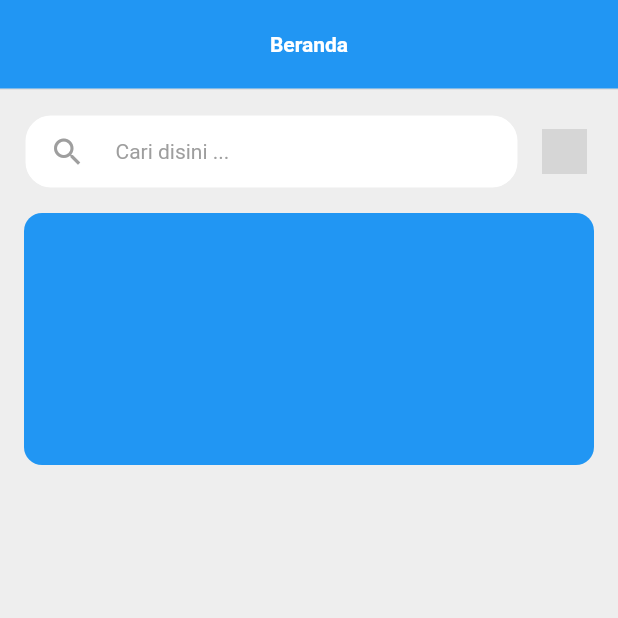
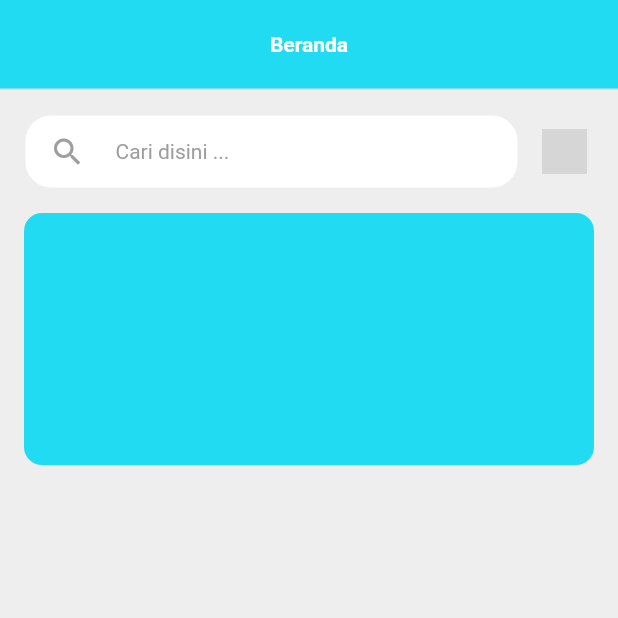
Before and after one commit to Zulva0620/desain_ui, a Flutter app: the screen it shows after launch, on a phone screen of 412 x 824 dp, the top half of it. Run offline on Flutter 3.47's test engine with Material 2 defaults, Android fonts, the light colour scheme and no system bars; grey boxes are pictures that could not be loaded.

Commit message:
desain_ui

```diff
--- a/lib/home/homepage.dart
+++ b/lib/home/homepage.dart
@@ -18,7 +18,7 @@ class HomePage extends StatelessWidget {
           Container(
             height: 60,
             decoration: BoxDecoration(
-              color: Colors.blue,
+              color: Color.fromARGB(255, 33, 219, 243),
               border: Border(
                 bottom: BorderSide(
                   width: 1,
@@ -101,7 +101,7 @@ class HomePage extends StatelessWidget {
                   margin: EdgeInsets.only(left: 16, right: 16),
                   decoration: BoxDecoration(
                     borderRadius: BorderRadius.circular(12),
-                    color: Colors.blue
+                    color: Color.fromARGB(255, 33, 219, 243),
                   )
                 )
               )
```
